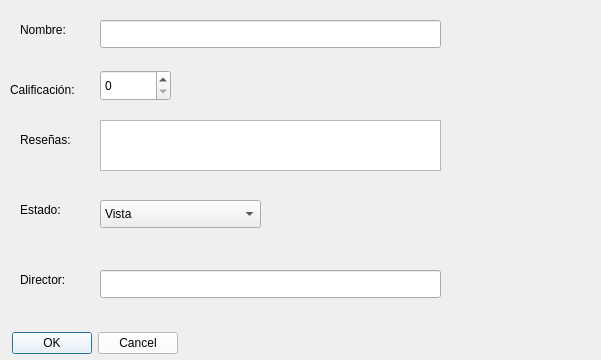
The window that formview.ui (malvlopez/ProyectoProgramacion) describes before a commit, drawn with Qt 5.
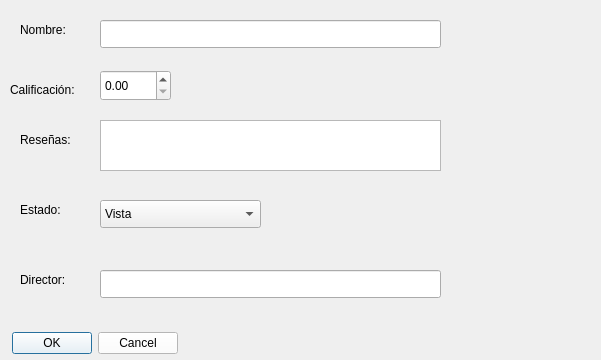
The same window after the commit.

Commit message: Cambio de spinBoxCalificacion por doubleSpinBox

```diff
--- a/formview.ui
+++ b/formview.ui
@@ -131,7 +131,7 @@
     </property>
    </item>
   </widget>
-  <widget class="QSpinBox" name="spinBoxCalificacion">
+  <widget class="QDoubleSpinBox" name="doubleSpinBoxCalificacion">
    <property name="geometry">
     <rect>
      <x>100</x>
```
The commit also changes 4 other files.
